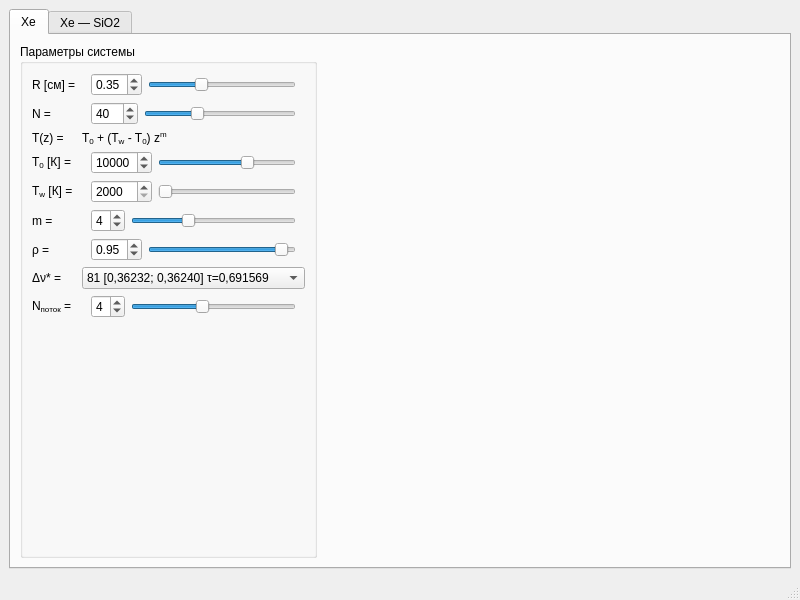
Before: the Qt Designer form gui/main_window.ui in wcdbmv/MT, drawn with Qt 5.
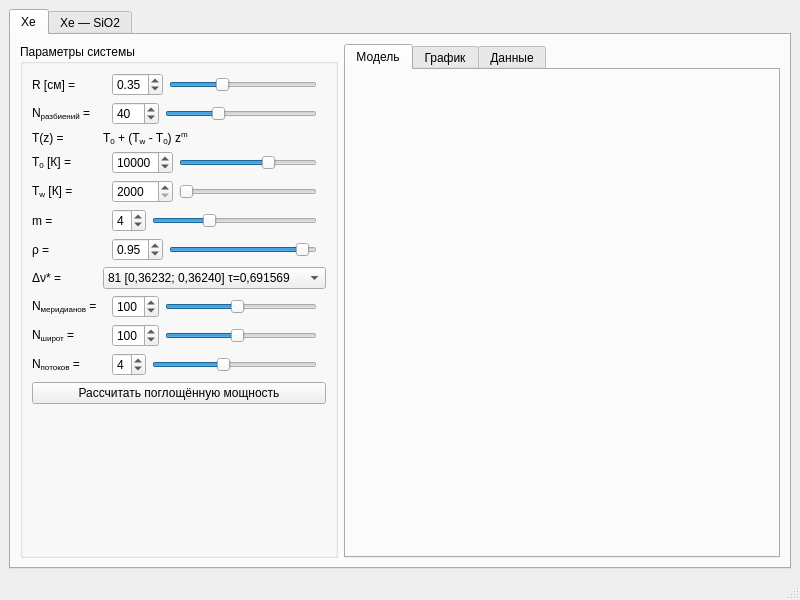
After: the same form once the commit is applied. Custom widgets are drawn as their Qt base class.

Commit message: Reconfigure out tabs

Diff of the .ui file:
```diff
--- a/gui/main_window.ui
+++ b/gui/main_window.ui
@@ -100,7 +100,7 @@
            <item row="1" column="0">
             <widget class="QLabel" name="xeNLabel">
              <property name="text">
-              <string>N =</string>
+              <string>N&lt;sub&gt;разбиений&lt;/sub&gt; =</string>
              </property>
             </widget>
            </item>
@@ -1288,14 +1288,14 @@
              </item>
             </widget>
            </item>
-           <item row="8" column="0">
+           <item row="10" column="0">
             <widget class="QLabel" name="xeNThreadsLabel">
              <property name="text">
-              <string>N&lt;sub&gt;поток&lt;/sub&gt; =</string>
+              <string>N&lt;sub&gt;потоков&lt;/sub&gt; =</string>
              </property>
             </widget>
            </item>
-           <item row="8" column="1">
+           <item row="10" column="1">
             <widget class="QWidget" name="xeNThreadsWidget" native="true">
              <layout class="QHBoxLayout" name="horizontalLayout_8">
               <property name="topMargin">
@@ -1381,11 +1381,145 @@
              </layout>
             </widget>
            </item>
+           <item row="11" column="0" colspan="2">
+            <widget class="QPushButton" name="xeCalculatePushButton">
+             <property name="text">
+              <string>Рассчитать поглощённую мощность</string>
+             </property>
+            </widget>
+           </item>
+           <item row="9" column="0">
+            <widget class="QLabel" name="xeLatitudeLabel">
+             <property name="text">
+              <string>N&lt;sub&gt;широт&lt;/sub&gt; =</string>
+             </property>
+            </widget>
+           </item>
+           <item row="9" column="1">
+            <widget class="QWidget" name="xeNLatitudeWidget" native="true">
+             <layout class="QHBoxLayout" name="horizontalLayout_11">
+              <property name="topMargin">
+               <number>0</number>
+              </property>
+              <property name="bottomMargin">
+               <number>0</number>
+              </property>
+              <item>
+               <widget class="QSpinBox" name="xeNLatitudeSpinBox">
+                <property name="minimum">
+                 <number>10</number>
+                </property>
+                <property name="maximum">
+                 <number>200</number>
+                </property>
+                <property name="singleStep">
+                 <number>10</number>
+                </property>
+                <property name="value">
+                 <number>100</number>
+                </property>
+               </widget>
+              </item>
+              <item>
+               <widget class="QSlider" name="xeNLatitudeHorizontalSlider">
+                <property name="minimum">
+                 <number>10</number>
+                </property>
+                <property name="maximum">
+                 <number>200</number>
+                </property>
+                <property name="singleStep">
+                 <number>10</number>
+                </property>
+                <property name="value">
+                 <number>100</number>
+                </property>
+                <property name="orientation">
+                 <enum>Qt::Horizontal</enum>
+                </property>
+               </widget>
+              </item>
+             </layout>
+            </widget>
+           </item>
+           <item row="8" column="0">
+            <widget class="QLabel" name="xeNMeridianLabel">
+             <property name="text">
+              <string>N&lt;sub&gt;меридианов&lt;/sub&gt; =</string>
+             </property>
+            </widget>
+           </item>
+           <item row="8" column="1">
+            <widget class="QWidget" name="xeNMeridianWidget" native="true">
+             <layout class="QHBoxLayout" name="horizontalLayout_10">
+              <property name="topMargin">
+               <number>0</number>
+              </property>
+              <property name="bottomMargin">
+               <number>0</number>
+              </property>
+              <item>
+               <widget class="QSpinBox" name="xeNMeridianSpinBox">
+                <property name="minimum">
+                 <number>10</number>
+                </property>
+                <property name="maximum">
+                 <number>200</number>
+                </property>
+                <property name="singleStep">
+                 <number>10</number>
+                </property>
+                <property name="value">
+                 <number>100</number>
+                </property>
+               </widget>
+              </item>
+              <item>
+               <widget class="QSlider" name="xeNMeridianHorizontalSlider">
+                <property name="minimum">
+                 <number>10</number>
+                </property>
+                <property name="maximum">
+                 <number>200</number>
+                </property>
+                <property name="singleStep">
+                 <number>10</number>
+                </property>
+                <property name="value">
+                 <number>100</number>
+                </property>
+                <property name="orientation">
+                 <enum>Qt::Horizontal</enum>
+                </property>
+               </widget>
+              </item>
+             </layout>
+            </widget>
+           </item>
           </layout>
          </widget>
         </item>
         <item>
-         <widget class="XePlotWidget" name="xePlotWidget" native="true"/>
+         <widget class="QTabWidget" name="xeTabWidget">
+          <property name="currentIndex">
+           <number>0</number>
+          </property>
+          <widget class="XePaintWidget" name="xePaintWidget">
+           <attribute name="title">
+            <string>Модель</string>
+           </attribute>
+          </widget>
+          <widget class="QWidget" name="xePlotWidget">
+           <attribute name="title">
+            <string>График</string>
+           </attribute>
+          </widget>
+          <widget class="QWidget" name="xeDataWidget">
+           <attribute name="title">
+            <string>Данные</string>
+           </attribute>
+          </widget>
+         </widget>
         </item>
        </layout>
       </widget>
@@ -1424,9 +1558,9 @@
  </widget>
  <customwidgets>
   <customwidget>
-   <class>XePlotWidget</class>
+   <class>XePaintWidget</class>
    <extends>QWidget</extends>
-   <header>xe_plot_widget.h</header>
+   <header>xe_paint_widget.h</header>
    <container>1</container>
   </customwidget>
  </customwidgets>
```
The commit also changes 5 other files.
